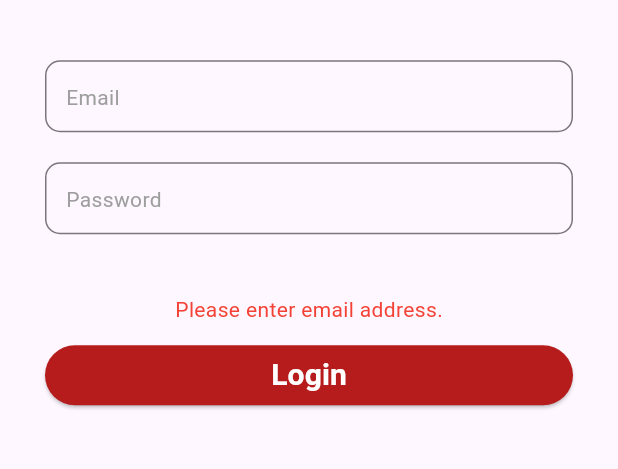
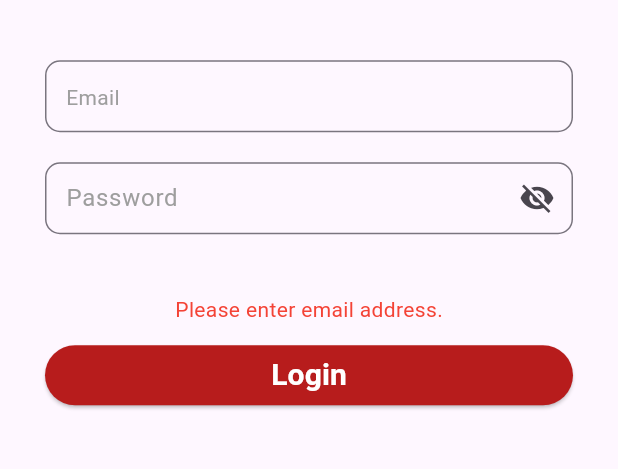
Before and after one commit to bakang1398/ArmME-App, a Flutter app: the screen it shows after launch, after a tap on "Login", on a phone screen of 412 x 824 dp, the part 479-948 px from its top. Run offline on Flutter 3.47's test engine with Material 3 defaults, Android fonts, the phone set to English and light mode, and no system bars.

Commit message:
Added functionality to obscure password on login screen

```diff
--- a/lib/screens/login_page.dart
+++ b/lib/screens/login_page.dart
@@ -14,6 +14,7 @@ class _LoginPageState extends State<LoginPage> {
   final TextEditingController emailController = TextEditingController();
   final TextEditingController passwordController = TextEditingController();
   String? errorMessage;
+  bool _obscurePassword = true;
   @override
   void initState() {
     // TODO: implement initState
@@ -40,8 +41,8 @@ class _LoginPageState extends State<LoginPage> {
 
   @override
   void dispose() {
-    emailController.clear();
-    passwordController.clear();
+    emailController.dispose();
+    passwordController.dispose();
     // TODO: implement dispose
     super.dispose();
   }
@@ -81,20 +82,27 @@ class _LoginPageState extends State<LoginPage> {
                     const SizedBox(height: 20,),
                     TextField(
                       controller: passwordController,
+                      obscureText: _obscurePassword,
                       decoration: InputDecoration(
-                          contentPadding: const EdgeInsets.all(10),
-                          hint: const Text(
-                            "Password",
-                            style: TextStyle(
-                                color: Colors.grey
-                            ),
+                        contentPadding: const EdgeInsets.all(10),
+                        hintText: "Password",
+                        hintStyle: const TextStyle(color: Colors.grey),
+                        border: OutlineInputBorder(
+                          borderRadius: BorderRadius.circular(10),
+                          borderSide: BorderSide(color: Colors.grey.shade100),
+                        ),
+                        suffixIcon: IconButton(
+                          icon: Icon(
+                            _obscurePassword
+                                ? Icons.visibility_off
+                                : Icons.visibility,
                           ),
-                          border: OutlineInputBorder(
-                              borderRadius: BorderRadius.circular(10),
-                              borderSide: BorderSide(
-                                  color: Colors.grey.shade100
-                              )
-                          )
+                          onPressed: () {
+                            setState(() {
+                              _obscurePassword = !_obscurePassword;
+                            });
+                          },
+                        ),
                       ),
                     ),
                     const SizedBox(height: 40,),
```
